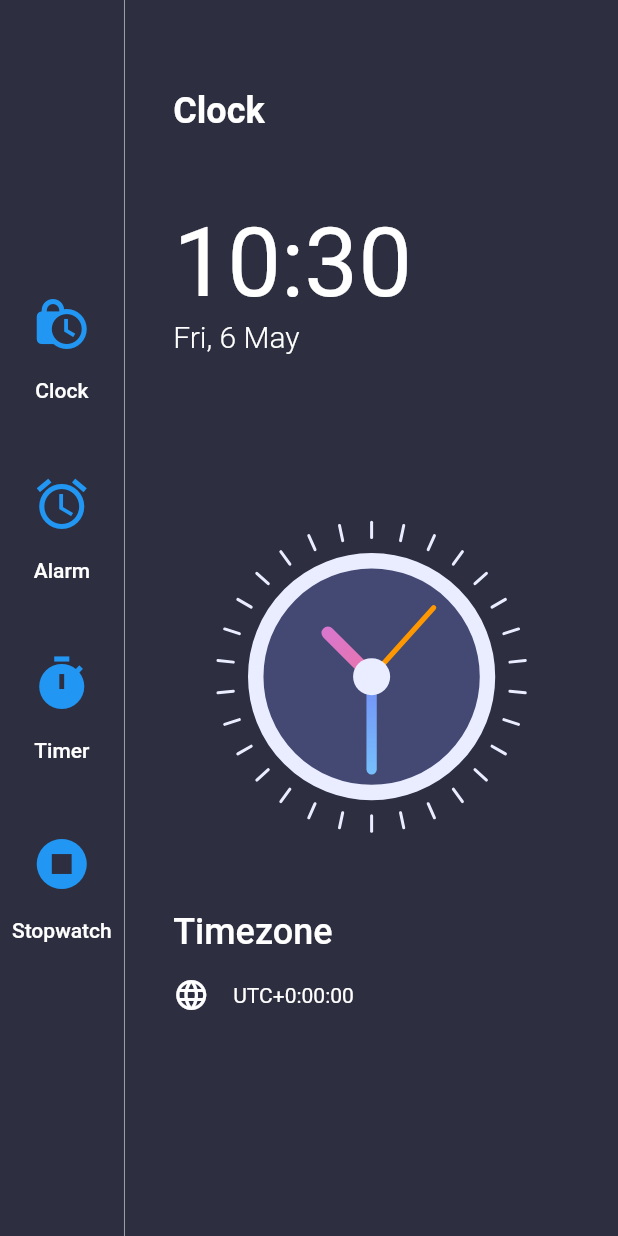
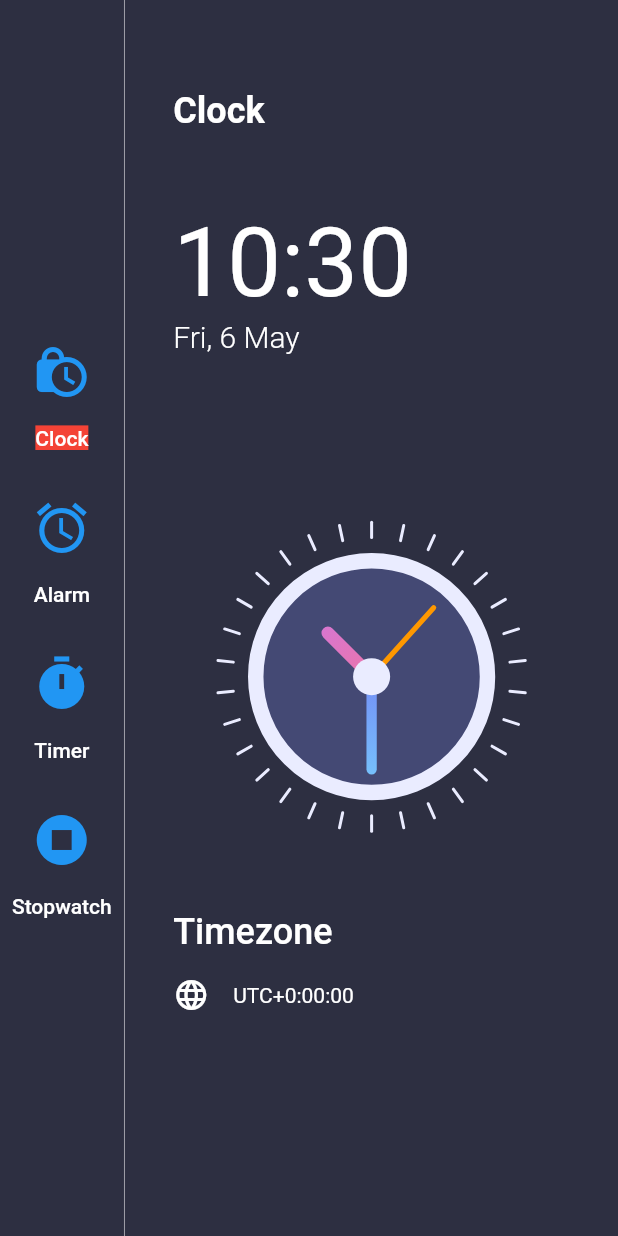
Before and after one commit to KhineKhineLin/Clock, a Flutter app: the screen it shows after launch, on a phone screen of 412 x 824 dp. Run offline on Flutter 3.47's test engine with Material 2 defaults, Android fonts, the phone set to English and light mode, and no system bars.

Commit message:
add data

```diff
--- /dev/null
+++ b/lib/data.dart
@@ -0,0 +1,11 @@
+import 'package:flutter/material.dart';
+import 'package:flutter_clock/enums.dart';
+import 'package:flutter_clock/menu_info.dart';
+
+List<MenuInfo> menuItems = [
+  MenuInfo(MenuType.clock, title: 'Clock', imageSource: Icons.lock_clock),
+  MenuInfo(MenuType.alarm, title: 'Alarm', imageSource: Icons.alarm),
+  MenuInfo(MenuType.timer, title: 'Timer', imageSource: Icons.timer),
+  MenuInfo(MenuType.stopwatch,
+      title: 'Stopwatch', imageSource: Icons.stop_circle)
+];
--- /dev/null
+++ b/lib/enums.dart
@@ -0,0 +1,6 @@
+enum MenuType{
+  clock,
+  alarm,
+  timer,
+  stopwatch
+}
--- a/lib/homepage.dart
+++ /dev/null
@@ -1,146 +0,0 @@
-import 'package:flutter/material.dart';
-import 'package:flutter_clock/clock_view.dart';
-import 'package:intl/intl.dart';
-
-class HomePage extends StatefulWidget {
-  @override
-  State<HomePage> createState() => _HomePageState();
-}
-
-class _HomePageState extends State<HomePage> {
-  @override
-  Widget build(BuildContext context) {
-    var now = DateTime.now();
-    var formattedTime = DateFormat('HH:mm').format(now);
-    var formattedDate = DateFormat('EEE, d MMM').format(now);
-    var timezoneString = now.timeZoneOffset.toString().split('.').first;
-    var offsetSign = '';
-    if (!timezoneString.startsWith('-')) offsetSign = '+';
-    print(timezoneString);
-    return Scaffold(
-      backgroundColor: Color(0xFF2D2F41),
-      body: Row(
-        children: [
-          Column(
-            mainAxisAlignment: MainAxisAlignment.center,
-            children: [
-              buildMenuButton('Clock', Icons.lock_clock),
-              buildMenuButton('Alarm', Icons.alarm),
-              buildMenuButton('Timer', Icons.timer),
-              buildMenuButton('Stopwatch', Icons.stop_circle)
-            ],
-          ),
-          VerticalDivider(
-            color: Colors.white54,
-            width: 1,
-          ),
-          Expanded(
-            child: Container(
-              padding: EdgeInsets.symmetric(horizontal: 32, vertical: 60),
-              child: Column(
-                crossAxisAlignment: CrossAxisAlignment.start,
-                children: [
-                  Flexible(
-                    flex: 1,
-                    fit: FlexFit.tight,
-                    child: Text(
-                      'Clock',
-                      style: TextStyle(
-                          color: Colors.white,
-                          fontSize: 24,
-                          fontWeight: FontWeight.w700),
-                    ),
-                  ),
-                  Flexible(
-                    flex: 2,
-                    child: Column(
-                      crossAxisAlignment: CrossAxisAlignment.start,
-                      children: [
-                        Text(
-                          formattedTime,
-                          style: TextStyle(color: Colors.white, fontSize: 64),
-                        ),
-                        Text(
-                          formattedDate,
-                          style: TextStyle(
-                              color: Colors.white,
-                              fontSize: 20,
-                              fontWeight: FontWeight.w300),
-                        ),
-                      ],
-                    ),
-                  ),
-                  Flexible(
-                      flex: 4,
-                      fit: FlexFit.tight,
-                      child: Align(
-                          alignment: Alignment.center,
-                          child: ClockView(
-                              size: MediaQuery.of(context).size.height / 4))),
-                  Flexible(
-                    flex: 2,
-                    fit: FlexFit.tight,
-                    child: Column(
-                      crossAxisAlignment: CrossAxisAlignment.start,
-                      children: [
-                        Text(
-                          'Timezone',
-                          style: TextStyle(
-                              color: Colors.white,
-                              fontSize: 24,
-                              fontWeight: FontWeight.w500),
-                        ),
-                        SizedBox(
-                          height: 16,
-                        ),
-                        Row(
-                          children: [
-                            Icon(
-                              Icons.language,
-                              color: Colors.white,
-                            ),
-                            SizedBox(
-                              width: 16,
-                            ),
-                            Text(
-                              'UTC' + offsetSign + timezoneString,
-                              style:
-                                  TextStyle(color: Colors.white, fontSize: 14),
-                            )
-                          ],
-                        ),
-                      ],
-                    ),
-                  )
-                ],
-              ),
-            ),
-          ),
-        ],
-      ),
-    );
-  }
-
-  Padding buildMenuButton(String title, IconData image) {
-    return Padding(
-      padding: const EdgeInsets.symmetric(vertical: 16.0),
-      child: TextButton(
-          onPressed: () {},
-          child: Column(
-            children: [
-              Icon(
-                image,
-                size: 40,
-              ),
-              SizedBox(
-                height: 16,
-              ),
-              Text(
-                title,
-                style: TextStyle(color: Colors.white, fontSize: 14),
-              )
-            ],
-          )),
-    );
-  }
-}
--- a/lib/main.dart
+++ b/lib/main.dart
@@ -1,6 +1,9 @@
 import 'package:flutter/material.dart';
+import 'package:flutter_clock/enums.dart';
+import 'package:flutter_clock/menu_info.dart';
+import 'package:provider/provider.dart';
 
-import 'homepage.dart';
+import 'views/homepage.dart';
 
 void main() {
   runApp(const MyApp());
@@ -17,7 +20,9 @@ class MyApp extends StatelessWidget {
       theme: ThemeData(
           primarySwatch: Colors.blue,
           visualDensity: VisualDensity.adaptivePlatformDensity),
-      home: HomePage(),
+      home: ChangeNotifierProvider<MenuInfo>(
+        create: (context) => MenuInfo(MenuType.clock),
+        child: HomePage()),
     );
   }
 }
--- /dev/null
+++ b/lib/menu_info.dart
@@ -0,0 +1,15 @@
+import 'package:flutter/cupertino.dart';
+import 'package:flutter_clock/enums.dart';
+
+class MenuInfo extends ChangeNotifier {
+  MenuType menuType;
+  String? title;
+  IconData? imageSource;
+  MenuInfo(this.menuType, {this.title, this.imageSource});
+  updateMenu(MenuInfo menuInfo) {
+    this.menuType = menuInfo.menuType;
+    this.title = menuInfo.title;
+    this.imageSource = menuInfo.imageSource;
+    notifyListeners();
+  }
+}
--- /dev/null
+++ b/lib/views/homepage.dart
@@ -0,0 +1,163 @@
+import 'package:flutter/material.dart';
+import 'package:flutter_clock/enums.dart';
+import 'package:flutter_clock/menu_info.dart';
+import 'package:flutter_clock/views/clock_view.dart';
+import 'package:intl/intl.dart';
+import 'package:provider/provider.dart';
+
+import '../data.dart';
+
+class HomePage extends StatefulWidget {
+  @override
+  State<HomePage> createState() => _HomePageState();
+}
+
+class _HomePageState extends State<HomePage> {
+  @override
+  Widget build(BuildContext context) {
+    var now = DateTime.now();
+    var formattedTime = DateFormat('HH:mm').format(now);
+    var formattedDate = DateFormat('EEE, d MMM').format(now);
+    var timezoneString = now.timeZoneOffset.toString().split('.').first;
+    var offsetSign = '';
+    if (!timezoneString.startsWith('-')) offsetSign = '+';
+    print(timezoneString);
+    return Scaffold(
+      backgroundColor: Color(0xFF2D2F41),
+      body: Row(
+        children: [
+          Column(
+              mainAxisAlignment: MainAxisAlignment.center,
+              children: menuItems
+                  .map((currentMenuInfo) => buildMenuButton(currentMenuInfo))
+                  .toList()),
+          VerticalDivider(
+            color: Colors.white54,
+            width: 1,
+          ),
+          Expanded(child: Consumer<MenuInfo>(
+            builder: (context, value, child) {
+              if (value.menuType != MenuType.clock) return Container();
+              return Container(
+                padding: EdgeInsets.symmetric(horizontal: 32, vertical: 60),
+                child: Column(
+                  crossAxisAlignment: CrossAxisAlignment.start,
+                  children: [
+                    Flexible(
+                      flex: 1,
+                      fit: FlexFit.tight,
+                      child: Text(
+                        'Clock',
+                        style: TextStyle(
+                            color: Colors.white,
+                            fontSize: 24,
+                            fontWeight: FontWeight.w700),
+                      ),
+                    ),
+                    Flexible(
+                      flex: 2,
+                      child: Column(
+                        crossAxisAlignment: CrossAxisAlignment.start,
+                        children: [
+                          Text(
+                            formattedTime,
+                            style: TextStyle(color: Colors.white, fontSize: 64),
+                          ),
+                          Text(
+                            formattedDate,
+                            style: TextStyle(
+                                color: Colors.white,
+                                fontSize: 20,
+                                fontWeight: FontWeight.w300),
+                          ),
+                        ],
+                      ),
+                    ),
+                    Flexible(
+                        flex: 4,
+                        fit: FlexFit.tight,
+                        child: Align(
+                            alignment: Alignment.center,
+                            child: ClockView(
+                                size: MediaQuery.of(context).size.height / 4))),
+                    Flexible(
+                      flex: 2,
+                      fit: FlexFit.tight,
+                      child: Column(
+                        crossAxisAlignment: CrossAxisAlignment.start,
+                        children: [
+                          Text(
+                            'Timezone',
+                            style: TextStyle(
+                                color: Colors.white,
+                                fontSize: 24,
+                                fontWeight: FontWeight.w500),
+                          ),
+                          SizedBox(
+                            height: 16,
+                          ),
+                          Row(
+                            children: [
+                              Icon(
+                                Icons.language,
+                                color: Colors.white,
+                              ),
+                              SizedBox(
+                                width: 16,
+                              ),
+                              Text(
+                                'UTC' + offsetSign + timezoneString,
+                                style: TextStyle(
+                                    color: Colors.white, fontSize: 14),
+                              )
+                            ],
+                          ),
+                        ],
+                      ),
+                    )
+                  ],
+                ),
+              );
+            },
+          )),
+        ],
+      ),
+    );
+  }
+
+  Widget buildMenuButton(MenuInfo currentMenuInfo) {
+    return Consumer<MenuInfo>(
+      builder: (context, value, child) {
+        return TextButton(
+            onPressed: () {
+              var menuInfo = Provider.of<MenuInfo>(context, listen: false);
+              menuInfo.updateMenu(currentMenuInfo);
+            },
+            child: Column(
+              children: [
+                SizedBox(
+                  height: 16,
+                ),
+                Icon(
+                  currentMenuInfo.imageSource,
+                  size: 40,
+                ),
+                SizedBox(
+                  height: 16,
+                ),
+                Text(
+                  '${currentMenuInfo.title}',
+                  style: TextStyle(
+                      color: Colors.white,
+                      fontSize: 14,
+                      backgroundColor:
+                          currentMenuInfo.menuType == value.menuType
+                              ? Colors.red
+                              : Colors.transparent),
+                )
+              ],
+            ));
+      },
+    );
+  }
+}
--- a/pubspec.yaml
+++ b/pubspec.yaml
@@ -35,6 +35,7 @@ dependencies:
   # Use with the CupertinoIcons class for iOS style icons.
   cupertino_icons: ^1.0.2
   intl: ^0.17.0
+  provider: ^6.0.2
 dev_dependencies:
   flutter_test:
     sdk: flutter
```
Also changed, not shown: lib/views/clock_view.dart (renamed from lib/clock_view.dart), pubspec.lock.
